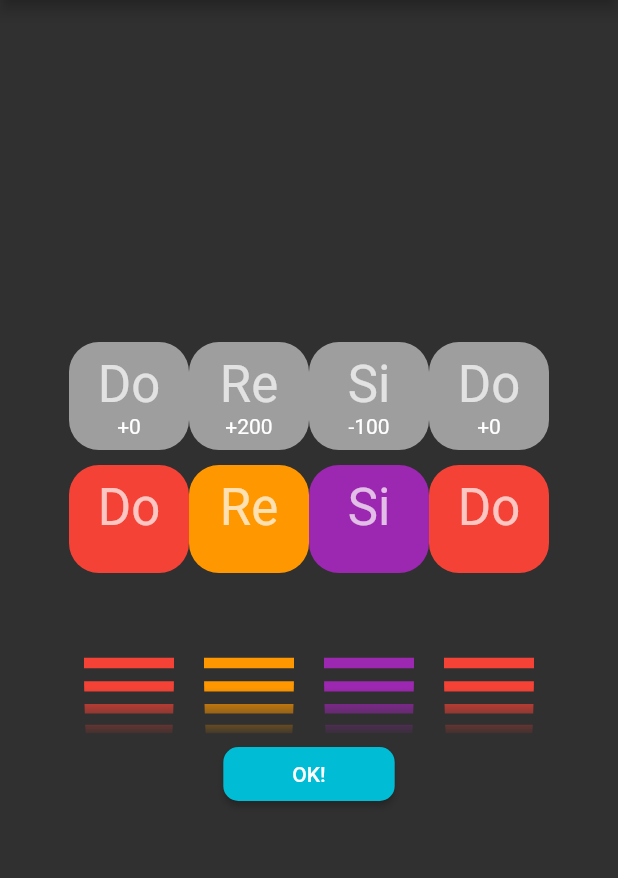
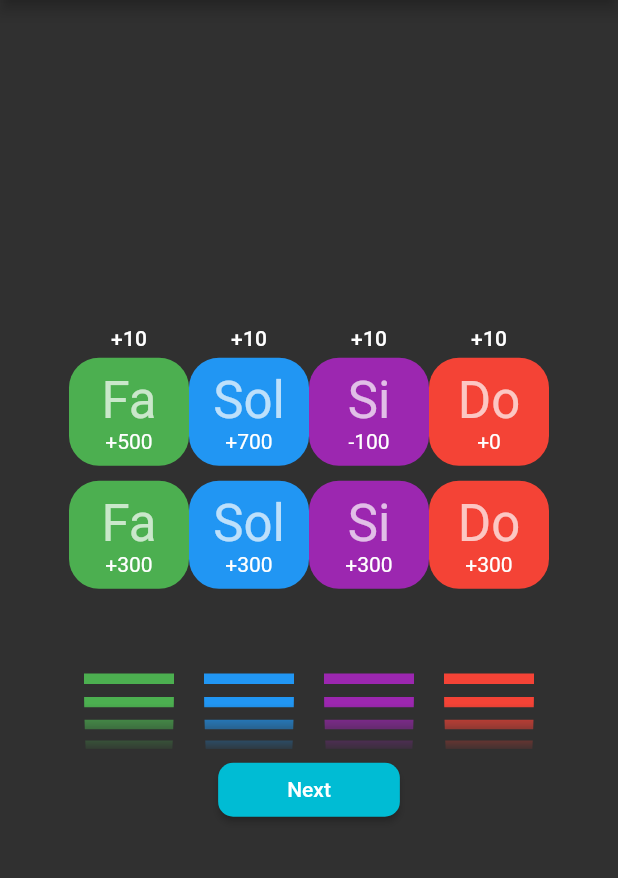
Before and after one commit to agajo/relative-pitch-adjuster, a Flutter app: the screen it shows after launch, on a phone screen of 412 x 824 dp, the part 84-962 px from its top. Run offline on Flutter 3.47's test engine with Material 2 defaults, Android fonts, the phone set to English and light mode, and no system bars.

Commit message:
making answer result WIP

```diff
--- a/lib/game_view.dart
+++ b/lib/game_view.dart
@@ -10,7 +10,7 @@ class GameView extends StatelessWidget {
 
   @override
   Widget build(BuildContext context) {
-    return ChangeNotifierProvider(
+    return ChangeNotifierProvider<AnswerNotifier>(
       create: (context) => AnswerNotifier(),
       child: Center(
         child: Column(
@@ -19,8 +19,8 @@ class GameView extends StatelessWidget {
             Row(
                 mainAxisAlignment: MainAxisAlignment.center,
                 children: const <Widget>[
-                  QuestionNote(relative: Relative.Do4),
-                  QuestionNote(relative: Relative.Re4),
+                  QuestionNote(relative: Relative.Fa4),
+                  QuestionNote(relative: Relative.Sol4),
                   QuestionNote(relative: Relative.Si3),
                   QuestionNote(relative: Relative.Do4),
                 ]),
@@ -50,10 +50,10 @@ class OkNextButton extends StatelessWidget {
             : const Text('OK!'),
       ),
       onPressed: () {
-        if (Provider.of<AnswerNotifier>(context).didAnswer) {
-          Provider.of<AnswerNotifier>(context).next();
+        if (Provider.of<AnswerNotifier>(context, listen: false).didAnswer) {
+          Provider.of<AnswerNotifier>(context, listen: false).next();
         } else {
-          Provider.of<AnswerNotifier>(context).answer();
+          Provider.of<AnswerNotifier>(context, listen: false).answer();
         }
       },
     );
@@ -61,7 +61,7 @@ class OkNextButton extends StatelessWidget {
 }
 
 class AnswerNotifier extends ChangeNotifier {
-  bool _didAnswer = false;
+  bool _didAnswer = true;
   bool get didAnswer => _didAnswer;
 
   void answer() {
--- a/lib/note_container.dart
+++ b/lib/note_container.dart
@@ -14,7 +14,8 @@ class NoteContainer extends StatelessWidget {
   final bool _showsCent;
   @override
   Widget build(BuildContext context) {
-    return Container(
+    return AnimatedContainer(
+      duration: const Duration(milliseconds: 100),
       width: 80,
       decoration: BoxDecoration(
         color: _isActive ? note.solfege.color : Colors.grey,
--- a/lib/question_note.dart
+++ b/lib/question_note.dart
@@ -11,6 +11,8 @@ class QuestionNote extends StatelessWidget {
   Widget build(BuildContext context) {
     return Column(
       children: <Widget>[
+        Text('+10', style: Theme.of(context).textTheme.subtitle),
+        const SizedBox(height: 5),
         NoteContainer(
           relative: _relative,
           isActive: Provider.of<AnswerNotifier>(context).didAnswer,
```
